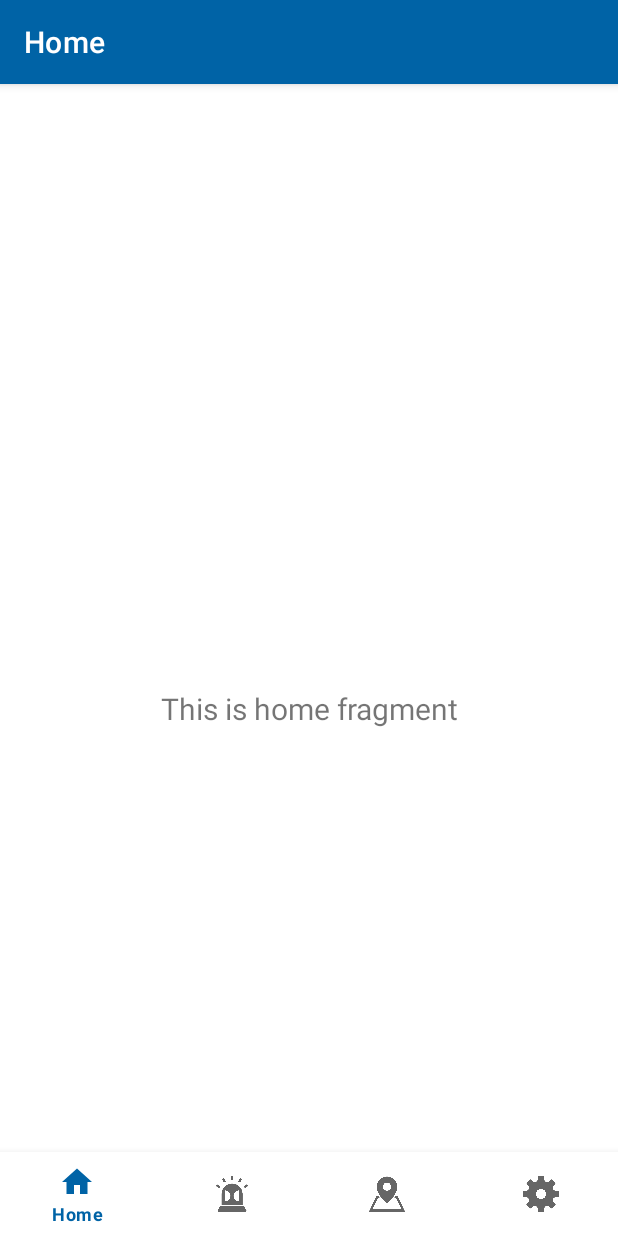
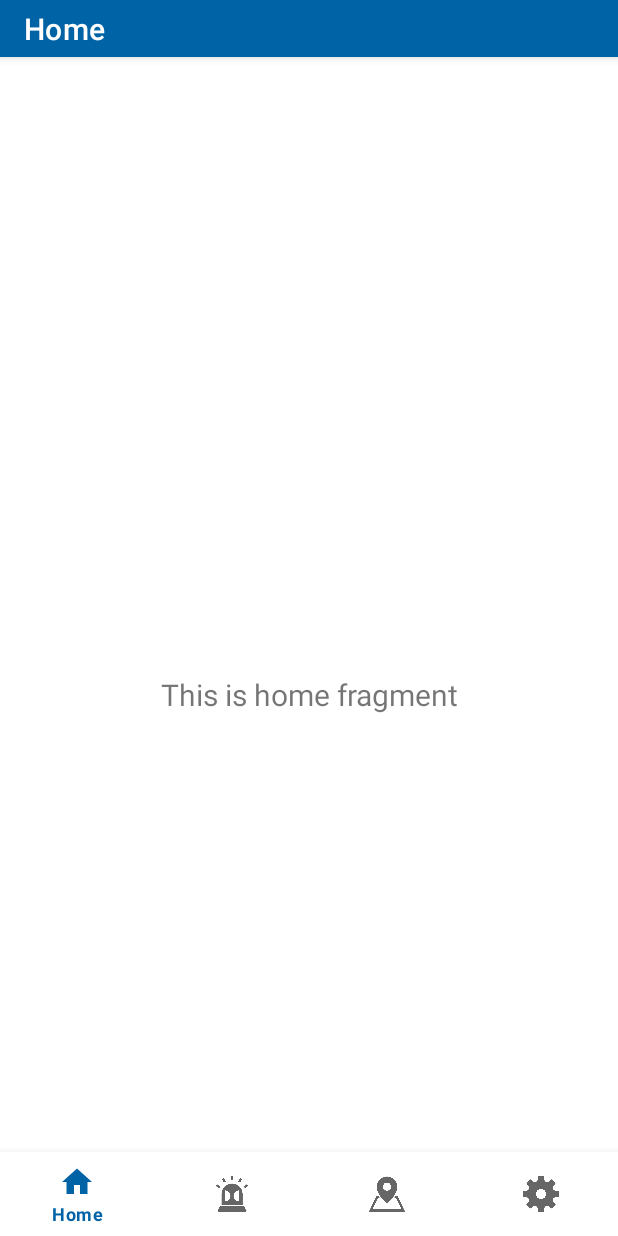
Before and after one commit to rmezameza/hci-team312-alarm-app, an Android app: the screen it shows after launch (MainActivity), on a phone screen of 412 x 824 dp. Run offline under Robolectric (Android 15) with nearby library versions, the phone set to English and light mode, and no system bars; our stand-ins replace navigation-ui.

Commit message:
Update height of ActionBar

```diff
--- a/app/src/main/res/values/themes.xml
+++ b/app/src/main/res/values/themes.xml
@@ -12,5 +12,6 @@
         <!-- Status bar color. -->
         <item name="android:statusBarColor" tools:targetApi="l">?attr/colorPrimaryVariant</item>
         <!-- Customize your theme here. -->
+        <item name="actionBarSize">38dp</item>
     </style>
 </resources>
```
